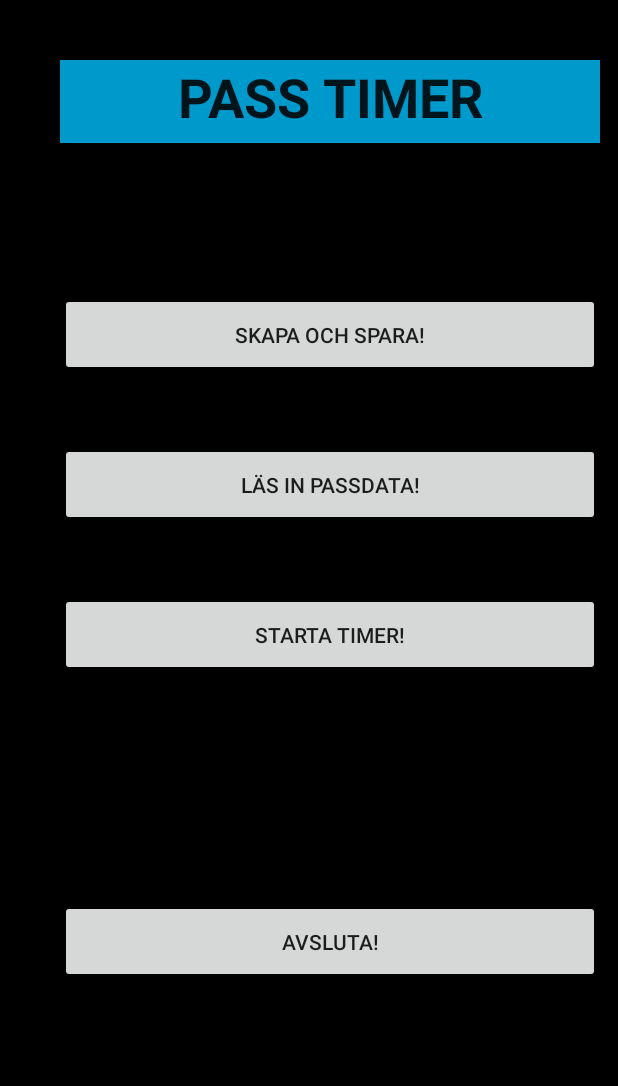
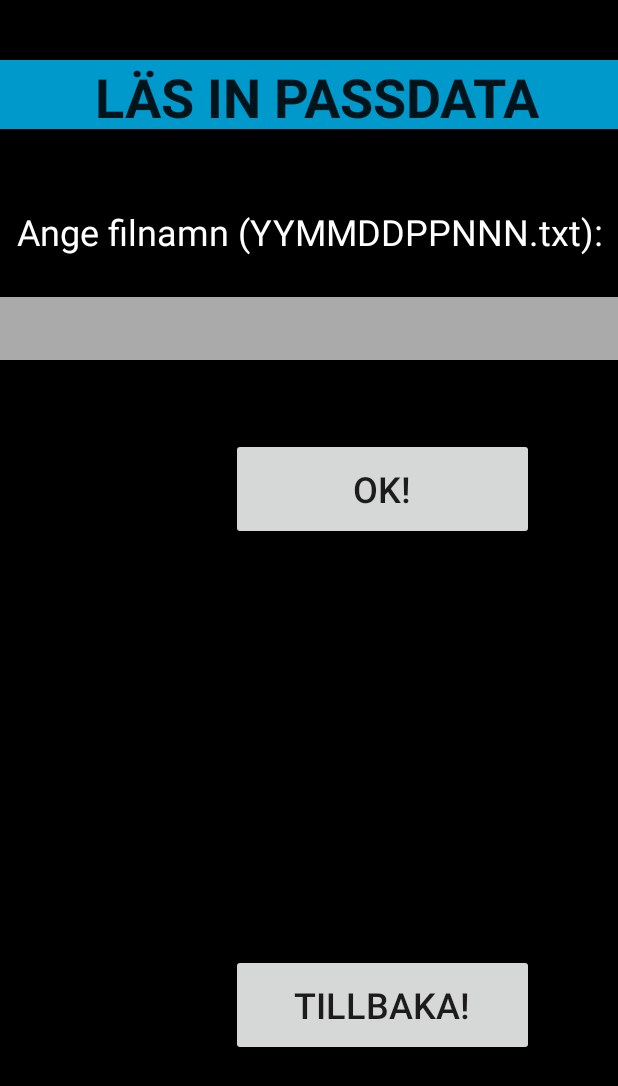
Before and after one commit to cptBearSwe/BearTimer, an Android app: the screen it shows after launch (MainMenu before the commit, SelectFile after it), after a tap on "LÄS IN PASSDATA!", on a phone screen of 412 x 824 dp. Shown: the top 1086 px of the screen. Run offline under Robolectric (Android 15) with nearby library versions, the phone set to English and light mode, and no system bars.

```diff
--- a/app/src/main/java/com/apps/bjorn/beartimer/GlobalParameters.java
+++ b/app/src/main/java/com/apps/bjorn/beartimer/GlobalParameters.java
@@ -5,6 +5,7 @@ import java.util.ArrayList;
 public class GlobalParameters {
     public ArrayList<Integer> lstTimes;
     public ArrayList<String> lstPass;
+    public String strPassName;
 
     private GlobalParameters(){
         lstTimes = new ArrayList<Integer>();
--- a/app/src/main/java/com/apps/bjorn/beartimer/MainMenu.java
+++ b/app/src/main/java/com/apps/bjorn/beartimer/MainMenu.java
@@ -34,7 +34,7 @@ public class MainMenu extends Activity implements View.OnClickListener {
                 startActivity(a0);
                 break;
             case R.id.btnMainOpen:
-                Intent a1 = new Intent (this, DisplayTimer.class);
+                Intent a1 = new Intent (this, SelectFile.class);
                 startActivity(a1);
                 break;
             case R.id.btnMainStart:
--- /dev/null
+++ b/app/src/main/java/com/apps/bjorn/beartimer/SelectFile.java
@@ -0,0 +1,35 @@
+package com.apps.bjorn.beartimer;
+
+import android.app.Activity;
+import android.content.Intent;
+import android.os.Bundle;
+import android.view.View;
+import android.widget.Button;
+
+public class SelectFile extends Activity implements View.OnClickListener {
+
+    protected void onCreate(Bundle savedInstanceState) {
+        super.onCreate(savedInstanceState);
+
+        setContentView(R.layout.file_select);
+
+        Button btnRead = (Button) findViewById(R.id.btnReadSelect);
+        btnRead.setOnClickListener(this);
+
+        Button btnEnd = (Button) findViewById(R.id.btnReadEnd);
+        btnEnd.setOnClickListener(this);
+
+    }
+
+    public void onClick(View v) {
+        switch (v.getId()){
+            case R.id.btnReadSelect:
+                //Intent a0 = new Intent (this, MainActivity.class);
+                //startActivity(a0);
+                break;
+            case R.id.btnReadEnd:
+                finish();
+                break;
+        }
+    }
+}
--- /dev/null
+++ b/app/src/main/res/layout/file_select.xml
@@ -0,0 +1,105 @@
+<?xml version="1.0" encoding="utf-8"?>
+<androidx.constraintlayout.widget.ConstraintLayout xmlns:android="http://schemas.android.com/apk/res/android"
+    xmlns:app="http://schemas.android.com/apk/res-auto"
+    xmlns:tools="http://schemas.android.com/tools"
+    android:id="@+id/coordinatorLayout"
+    android:layout_width="match_parent"
+    android:layout_height="match_parent"
+    android:background="@android:color/black"
+    tools:context=".MainActivity">
+
+    <TextView
+        android:id="@+id/txtReadTitle"
+        android:layout_width="485dp"
+        android:layout_height="46dp"
+        android:layout_marginStart="20dp"
+        android:layout_marginLeft="20dp"
+        android:layout_marginTop="40dp"
+        android:layout_marginEnd="17dp"
+        android:layout_marginRight="17dp"
+        android:background="@android:color/holo_blue_dark"
+        android:text="@string/txtReadTitle"
+        android:textAlignment="center"
+        android:textAppearance="@style/TextAppearance.AppCompat.Large"
+        android:textSize="36sp"
+        android:textStyle="bold"
+        app:fontFamily="sans-serif-medium"
+        app:layout_constraintEnd_toEndOf="parent"
+        app:layout_constraintHorizontal_bias="0.478"
+        app:layout_constraintStart_toStartOf="parent"
+        app:layout_constraintTop_toTopOf="parent" />
+
+    <TextView
+        android:id="@+id/txtReadInfo"
+        android:layout_width="483dp"
+        android:layout_height="36dp"
+        android:layout_marginTop="52dp"
+        android:text="@string/txtReadInfo"
+        android:textAlignment="center"
+        android:textColor="@android:color/white"
+        android:textSize="24sp"
+        app:layout_constraintEnd_toEndOf="@+id/txtReadTitle"
+        app:layout_constraintHorizontal_bias="0.0"
+        app:layout_constraintStart_toStartOf="@+id/txtReadTitle"
+        app:layout_constraintTop_toBottomOf="@+id/txtReadTitle" />
+
+    <EditText
+        android:id="@+id/edtReadFile"
+        android:layout_width="480dp"
+        android:layout_height="42dp"
+        android:layout_marginTop="24dp"
+        android:background="@android:color/darker_gray"
+        android:ems="10"
+        android:inputType="time"
+        android:textAlignment="center"
+        android:textAppearance="@style/TextAppearance.AppCompat.Large"
+        android:textColor="#FF0000"
+        android:textSize="30sp"
+        app:layout_constraintEnd_toEndOf="@+id/txtReadInfo"
+        app:layout_constraintHorizontal_bias="0.666"
+        app:layout_constraintStart_toStartOf="@+id/txtReadInfo"
+        app:layout_constraintTop_toBottomOf="@+id/txtReadInfo" />
+
+    <Button
+        android:id="@+id/btnReadSelect"
+        android:layout_width="202dp"
+        android:layout_height="68dp"
+        android:layout_marginStart="199dp"
+        android:layout_marginLeft="199dp"
+        android:layout_marginTop="52dp"
+        android:layout_marginEnd="140dp"
+        android:layout_marginRight="140dp"
+        android:text="@string/btnReadSelect"
+        android:textSize="24sp"
+        app:layout_constraintEnd_toEndOf="@+id/txtReadInfo"
+        app:layout_constraintStart_toStartOf="parent"
+        app:layout_constraintTop_toBottomOf="@+id/edtReadFile" />
+
+    <TextView
+        android:id="@+id/txtReadResult"
+        android:layout_width="483dp"
+        android:layout_height="36dp"
+        android:layout_marginTop="100dp"
+        android:text="@string/txtReadResult"
+        android:textAlignment="center"
+        android:textColor="@android:color/white"
+        android:textSize="24sp"
+        app:layout_constraintEnd_toEndOf="@+id/btnReadSelect"
+        app:layout_constraintHorizontal_bias="0.0"
+        app:layout_constraintStart_toStartOf="@+id/txtReadInfo"
+        app:layout_constraintTop_toBottomOf="@+id/btnReadSelect" />
+
+    <Button
+        android:id="@+id/btnReadEnd"
+        android:layout_width="202dp"
+        android:layout_height="68dp"
+        android:layout_marginTop="140dp"
+        android:text="@string/btnReadEnd"
+        android:textSize="24sp"
+        app:layout_constraintEnd_toEndOf="@+id/txtReadInfo"
+        app:layout_constraintHorizontal_bias="0.0"
+        app:layout_constraintStart_toStartOf="@+id/btnReadSelect"
+        app:layout_constraintTop_toBottomOf="@+id/txtReadResult" />
+
+
+</androidx.constraintlayout.widget.ConstraintLayout>
--- a/app/src/main/res/values/strings.xml
+++ b/app/src/main/res/values/strings.xml
@@ -1,6 +1,6 @@
 <resources>
     <string name="app_name">BearTimer</string>
-    <string name="txtPrepare">FÖRBERED!</string>
+    <string name="txtPrepare">SKAPA OCH SPARA!</string>
     <string name="txtTimeLabel">LÄNGD PÅ SPELLISTA!</string>
     <string name="txtPass">PASSNAMN</string>
     <string name="txtTime">LÅTLÄNGD</string>
@@ -8,7 +8,7 @@
     <string name="txtRPM">RPM</string>
     <string name="txtPos">POSITION</string>
 
-    <string name="btnRun">STARTA TIMER!</string>
+    <string name="btnRun">TILLBAKA!</string>
     <string name="btnSave">SPARA TID!</string>
     <string name="edtTime">MM:SS</string>
     <string name="edtHRT">NN</string>
@@ -24,4 +24,13 @@
     <string name="btnMainStart">"STARTA TIMER!"</string>
     <string name="btnMainEnd">"Avsluta!"</string>
 
+    <string name="txtReadTitle">"LÄS IN PASSDATA"</string>
+    <string name="txtReadInfo">"Ange filnamn (YYMMDDPPNNN.txt): "</string>
+    <string name="edtReadFile">""</string>
+    <string name="btnReadSelect">"OK!"</string>
+    <string name="txtReadResult">""</string>
+    <string name="btnReadEnd">"TILLBAKA!"</string>
+
+
+
 </resources>
```
Also changed, not shown: app/src/main/AndroidManifest.xml (+6 -1 lines), app/src/main/java/com/apps/bjorn/beartimer/DisplayTimer.java (+88 -5 lines), app/src/main/java/com/apps/bjorn/beartimer/MainActivity.java (+21 -5 lines), app/src/main/java/com/apps/bjorn/beartimer/Track.java (added, +26 -0 lines).
